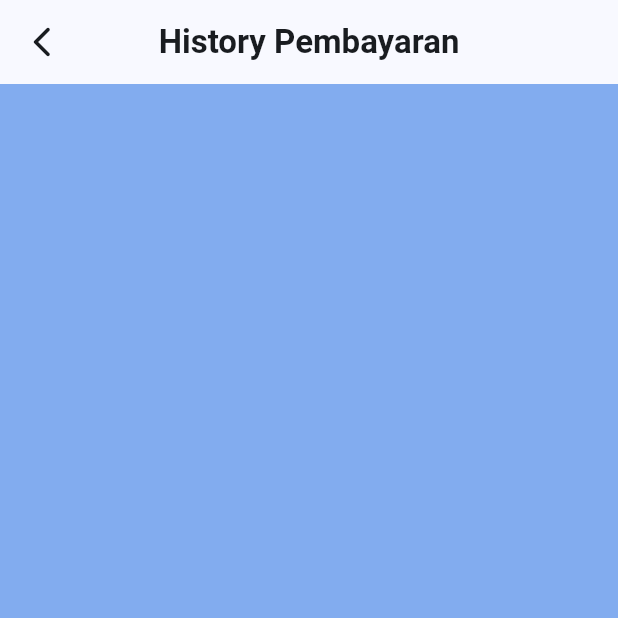
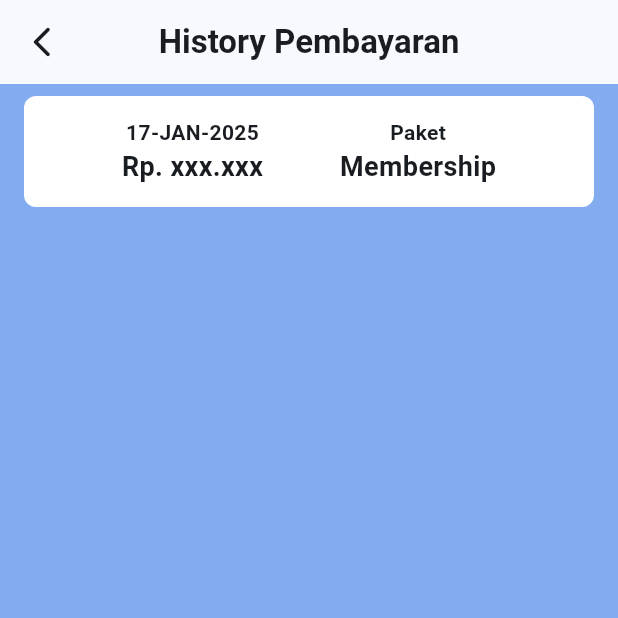
Before and after one commit to draft-coding-id/semesta-gym-mobile-apps, a Flutter app: the HistoryMembershipScreen screen opened directly, on a phone screen of 412 x 824 dp, the top half of it. Run offline on Flutter 3.47's test engine with Material 3 defaults, Android fonts, the light colour scheme and no system bars; our stand-ins replace get, image_picker, multi_select_flutter, quickalert, shared_preferences; accounts and stored records are empty; network calls fail.

```diff
--- a/lib/models/booking.dart
+++ b/lib/models/booking.dart
@@ -60,7 +60,7 @@ class Booking {
       createdAt: DateTime.parse(json['createdAt']),
       updatedAt: DateTime.parse(json['updatedAt']),
       member: User.fromJson(json['member']),
-      trainer: Trainer.fromJson(json['trainer']), // Change from User to Trainer
+      trainer: Trainer.fromJson(json['trainer']),
     );
   }
 }
--- a/lib/models/user.dart
+++ b/lib/models/user.dart
@@ -8,7 +8,7 @@ class User {
   String role;
   String phone;
   List<String> userMemberships;
-  List<CourseByUserId> courses; // Change from CourseByUserId to List<CourseByUserId>
+  List<CourseByUserId> courses;
 
   User(
     this.id,
@@ -35,7 +35,7 @@ class User {
         (json['Courses'] as List<dynamic>?)
                 ?.map((e) => CourseByUserId.fromJson(e))
                 .toList() ??
-            [], // Ensure courses is treated as a List
+            [],
       );
 
   Map<String, dynamic> toJson() => {
--- a/lib/screens/user/detailTrainerScreen.dart
+++ b/lib/screens/user/detailTrainerScreen.dart
@@ -312,7 +312,7 @@ class _DetailTrainerState extends State<DetailTrainer> {
                   ),
                 ),
               ),
-              SizedBox(width: 16),
+              /* SizedBox(width: 16),
               Expanded(
                 child: ElevatedButton(
                   onPressed: () {},
@@ -327,7 +327,7 @@ class _DetailTrainerState extends State<DetailTrainer> {
                     style: TextStyle(color: Colors.white, fontSize: 16),
                   ),
                 ),
-              ),
+              ), */
             ],
           ),
         ),
--- a/lib/screens/user/member/historyMembershipScreen.dart
+++ b/lib/screens/user/member/historyMembershipScreen.dart
@@ -27,6 +27,47 @@ class _HistoryMembershipScreenState extends State<HistoryMembershipScreen> {
           icon: Icon(Icons.arrow_back_ios_new_rounded),
         ),
       ),
+      body: SingleChildScrollView(
+        child: Padding(
+          padding: EdgeInsets.symmetric(horizontal: 16, vertical: 8),
+          child: Column(
+            children: [
+              Container(
+                width: double.infinity,
+                decoration: BoxDecoration(
+                    color: Colors.white,
+                    borderRadius: BorderRadius.circular(8)),
+                child: Padding(
+                  padding: EdgeInsets.symmetric(horizontal: 14, vertical: 14),
+                  child: Row(
+                    mainAxisAlignment: MainAxisAlignment.spaceEvenly,
+                    children: [
+                      Column(
+                        children: [
+                          Text("17-JAN-2025",
+                              style: TextStyle(fontWeight: FontWeight.bold)),
+                          Text("Rp. xxx.xxx",
+                              style: TextStyle(
+                                  fontWeight: FontWeight.bold, fontSize: 18)),
+                        ],
+                      ),
+                      Column(
+                        children: [
+                          Text("Paket",
+                              style: TextStyle(fontWeight: FontWeight.bold)),
+                          Text("Membership",
+                              style: TextStyle(
+                                  fontWeight: FontWeight.bold, fontSize: 18)),
+                        ],
+                      ),
+                    ],
+                  ),
+                ),
+              )
+            ],
+          ),
+        ),
+      ),
     );
   }
 }
```
Also changed, not shown: lib/screens/user/course/courseScreen.dart (+7 -4 lines), lib/screens/user/homeScreen.dart (+9 -0 lines), lib/screens/user/notification/notificationScreen.dart (added, +274 -0 lines), lib/screens/user/schedule/detailScheduleScreen.dart (added).
